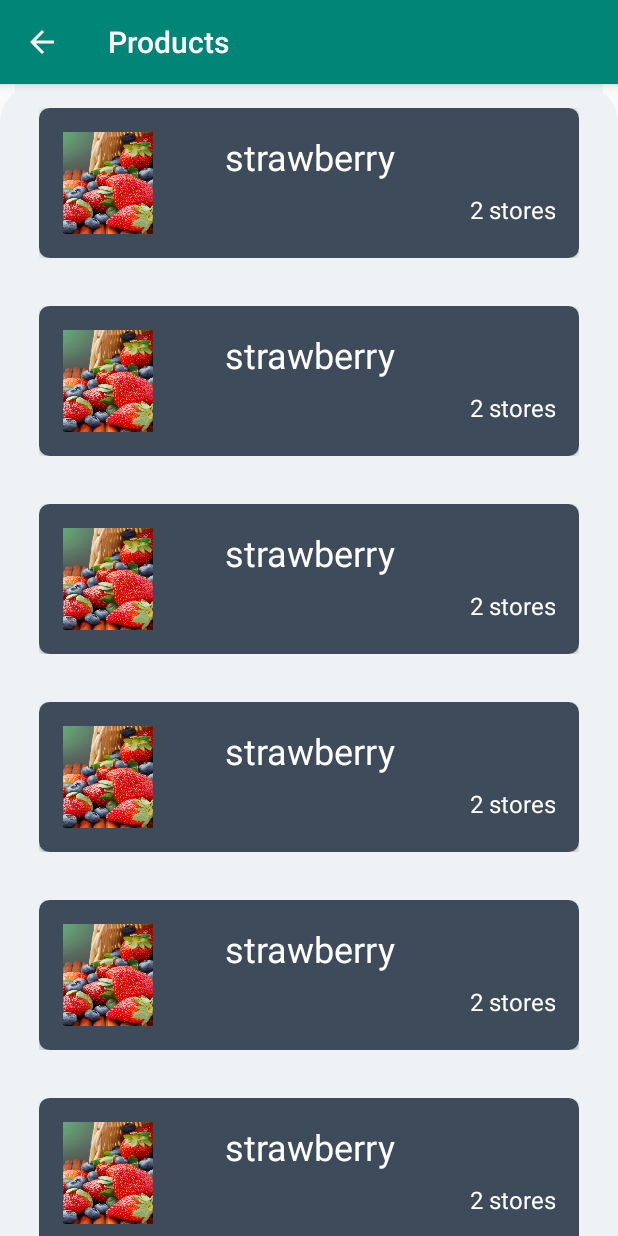
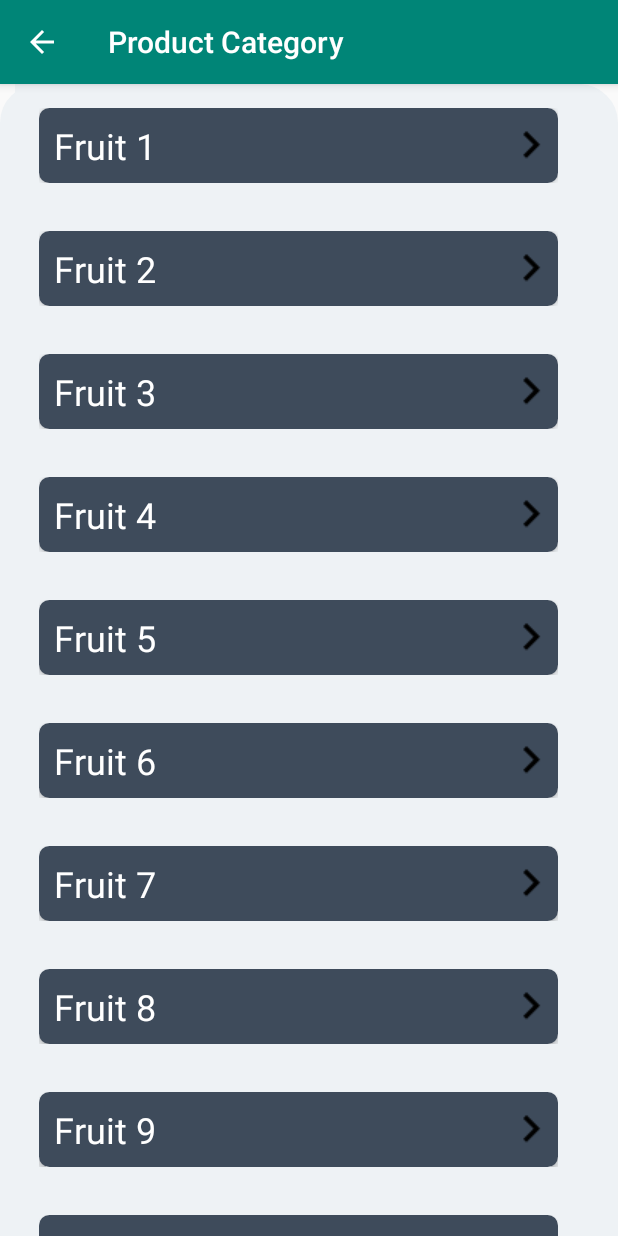
Before and after one commit to jaysolanki46/DealsWheels, an Android app: the screen it shows after launch (ProductActivity before the commit, ProductCategoryActivity after it), after a tap on "Fruits", on a phone screen of 412 x 824 dp. Run offline under Robolectric (Android 15) with nearby library versions, the phone set to English and light mode, and no system bars.

Commit message:
Product categories page added

```diff
--- a/app/src/main/AndroidManifest.xml
+++ b/app/src/main/AndroidManifest.xml
@@ -19,6 +19,7 @@
         <activity android:name="com.example.jayso.shopnsave.CategoryActivity"></activity>
         <activity android:name="com.example.jayso.shopnsave.ProductActivity"></activity>
         <activity android:name="com.example.jayso.shopnsave.ProductDetailActivity"></activity>
+        <activity android:name="com.example.jayso.shopnsave.ProductCategoryActivity"></activity>
     </application>
 
 </manifest>
--- a/app/src/main/java/com/example/jayso/shopnsave/CategoryActivity.java
+++ b/app/src/main/java/com/example/jayso/shopnsave/CategoryActivity.java
@@ -56,9 +56,9 @@ public class CategoryActivity extends AppCompatActivity {
         viewFlipper.setOutAnimation(this, android.R.anim.slide_out_right);
     }
 
-    public void getProducts(View view) {
+    public void getProductCategories(View view) {
 
-        Intent intent = new Intent(this, ProductActivity.class);
+        Intent intent = new Intent(this, ProductCategoryActivity.class);
         TextView category_id = (TextView)view.findViewById(R.id.category_id);
         System.out.print(category_id.getText());
         intent.putExtra("category_id", category_id.getText());
--- a/app/src/main/java/com/example/jayso/shopnsave/ProductActivity.java
+++ b/app/src/main/java/com/example/jayso/shopnsave/ProductActivity.java
@@ -43,7 +43,7 @@ public class ProductActivity extends AppCompatActivity {
         //back button
         getSupportActionBar().setDisplayHomeAsUpEnabled(true);
 
-        products = new ArrayList<>();
+
 
         recyclerView = (RecyclerView) findViewById(R.id.recycler_view_products);
         recyclerView.setHasFixedSize(true);
@@ -55,6 +55,7 @@ public class ProductActivity extends AppCompatActivity {
         getSupportActionBar().setTitle("Products");
 
         // Product Listing
+        products = new ArrayList<>();
         products.add(new Product("1", R.drawable.fruits, "strawberry"));
         products.add(new Product("2", R.drawable.fruits, "strawberry"));
         products.add(new Product("3", R.drawable.fruits, "strawberry"));
--- /dev/null
+++ b/app/src/main/java/com/example/jayso/shopnsave/ProductCategory.java
@@ -0,0 +1,40 @@
+package com.example.jayso.shopnsave;
+
+public class ProductCategory {
+
+    private String prod_cat_id;
+    private String cat_id;
+    private String prod_cat_name;
+
+    public ProductCategory() {}
+
+    public ProductCategory(String prod_cat_id, String cat_id, String prod_cat_name) {
+        this.prod_cat_id = prod_cat_id;
+        this.cat_id = cat_id;
+        this.prod_cat_name = prod_cat_name;
+    }
+
+    public String getProd_cat_id() {
+        return prod_cat_id;
+    }
+
+    public void setProd_cat_id(String prod_cat_id) {
+        this.prod_cat_id = prod_cat_id;
+    }
+
+    public String getCat_id() {
+        return cat_id;
+    }
+
+    public void setCat_id(String cat_id) {
+        this.cat_id = cat_id;
+    }
+
+    public String getProd_cat_name() {
+        return prod_cat_name;
+    }
+
+    public void setProd_cat_name(String prod_cat_name) {
+        this.prod_cat_name = prod_cat_name;
+    }
+}
--- /dev/null
+++ b/app/src/main/java/com/example/jayso/shopnsave/ProductCategoryActivity.java
@@ -0,0 +1,79 @@
+package com.example.jayso.shopnsave;
+
+import android.content.Intent;
+import android.os.Bundle;
+import android.support.v7.app.AppCompatActivity;
+import android.support.v7.widget.LinearLayoutManager;
+import android.support.v7.widget.RecyclerView;
+import android.view.MenuItem;
+import android.view.View;
+import android.widget.TextView;
+
+import java.util.ArrayList;
+import java.util.List;
+
+public class ProductCategoryActivity extends AppCompatActivity {
+
+    List<ProductCategory> productCategories;
+    RecyclerView recyclerView;
+    ProductCategoryAdapter productCategoryAdapter;
+
+    @Override
+    public boolean onOptionsItemSelected(MenuItem item) {
+        switch (item.getItemId()) {
+            case android.R.id.home:
+                // app icon in action bar clicked; go home
+                Intent intent = new Intent(this, CategoryActivity.class);
+                intent.addFlags(Intent.FLAG_ACTIVITY_CLEAR_TOP);
+                startActivity(intent);
+                return true;
+            default:
+                return super.onOptionsItemSelected(item);
+        }
+    }
+
+    @Override
+    protected void onCreate(Bundle savedInstanceState) {
+        super.onCreate(savedInstanceState);
+        setContentView(R.layout.activity_product_categories);
+
+        //back button
+        getSupportActionBar().setDisplayHomeAsUpEnabled(true);
+
+        recyclerView = (RecyclerView) findViewById(R.id.recycler_view_product_categories);
+        recyclerView.setHasFixedSize(true);
+        recyclerView.setLayoutManager(new LinearLayoutManager(this));
+
+        //String category_id = getIntent().getStringExtra("category_id");
+
+        // Header
+        getSupportActionBar().setTitle("Product Category");
+
+        // Database values
+        productCategories = new ArrayList<>();
+        productCategories.add(new ProductCategory("1", "1", "Fruit 1"));
+        productCategories.add(new ProductCategory("2", "1", "Fruit 2"));
+        productCategories.add(new ProductCategory("3", "1", "Fruit 3"));
+        productCategories.add(new ProductCategory("4", "1", "Fruit 4"));
+        productCategories.add(new ProductCategory("6", "1", "Fruit 5"));
+        productCategories.add(new ProductCategory("7", "1", "Fruit 6"));
+        productCategories.add(new ProductCategory("8", "1", "Fruit 7"));
+        productCategories.add(new ProductCategory("9", "1", "Fruit 8"));
+        productCategories.add(new ProductCategory("10", "1", "Fruit 9"));
+        productCategories.add(new ProductCategory("11", "1", "Fruit 10"));
+        productCategories.add(new ProductCategory("12", "1", "Fruit 11"));
+
+
+        productCategoryAdapter = new ProductCategoryAdapter(this, productCategories);
+        recyclerView.setAdapter(productCategoryAdapter);
+        recyclerView.getAdapter().notifyDataSetChanged();
+    }
+
+    public void getProducts(View view) {
+
+        Intent intent = new Intent(this, ProductActivity.class);
+        TextView product_category_id = (TextView)view.findViewById(R.id.product_category_id);
+        intent.putExtra("product_category_id", product_category_id.getText());
+        startActivity(intent);
+    }
+}
--- /dev/null
+++ b/app/src/main/java/com/example/jayso/shopnsave/ProductCategoryAdapter.java
@@ -0,0 +1,71 @@
+package com.example.jayso.shopnsave;
+
+import android.content.Context;
+import android.support.annotation.NonNull;
+import android.support.v7.widget.RecyclerView;
+import android.view.LayoutInflater;
+import android.view.View;
+import android.view.ViewGroup;
+import android.view.animation.Animation;
+import android.view.animation.AnimationUtils;
+import android.widget.ImageView;
+import android.widget.TextView;
+
+import java.util.List;
+
+public class ProductCategoryAdapter extends RecyclerView.Adapter<ProductCategoryAdapter.ListViewHolder> {
+
+    private Context context;
+    private List<ProductCategory> productCategories;
+    private int lastPosition = -5;
+
+    public ProductCategoryAdapter(ProductCategoryActivity context, List<ProductCategory> productCategories) {
+
+        this.context = context;
+        this.productCategories = productCategories;
+    }
+
+    @NonNull
+    @Override
+    public ListViewHolder onCreateViewHolder(@NonNull ViewGroup viewGroup, int i) {
+        LayoutInflater layoutInflater = LayoutInflater.from(context);
+        View view = layoutInflater.inflate(R.layout.activity_product_category_item, null);
+        return new ListViewHolder(view);
+    }
+
+    @Override
+    public void onBindViewHolder(@NonNull ProductCategoryAdapter.ListViewHolder listViewHolder, int i) {
+        ProductCategory productCategory = productCategories.get(i);
+        listViewHolder.productCategoryId.setText(productCategory.getProd_cat_id());
+        listViewHolder.productCategoryName.setText(productCategory.getProd_cat_name());
+        setAnimation(listViewHolder.itemView, i);
+    }
+
+    @Override
+    public int getItemCount() {
+        return productCategories.size();
+    }
+
+    class ListViewHolder extends RecyclerView.ViewHolder {
+
+        TextView productCategoryId;
+        TextView productCategoryName;
+
+        public ListViewHolder(@NonNull View itemView) {
+
+            super(itemView);
+            productCategoryId = itemView.findViewById(R.id.product_category_id);
+            productCategoryName = itemView.findViewById(R.id.product_category_name);
+        }
+    }
+
+    private void setAnimation(View viewToAnimate, int position)
+    {
+        if (position > lastPosition)
+        {
+            Animation animation = AnimationUtils.loadAnimation(context, android.R.anim.slide_in_left);
+            viewToAnimate.startAnimation(animation);
+            lastPosition = position;
+        }
+    }
+}
--- a/app/src/main/res/layout/activity_category_item.xml
+++ b/app/src/main/res/layout/activity_category_item.xml
@@ -6,7 +6,7 @@
     android:layout_margin="15dp"
     android:background="@drawable/border"
     app:cardCornerRadius="5dp"
-    android:onClick="getProducts">
+    android:onClick="getProductCategories">
 
     <LinearLayout
         android:layout_width="match_parent"
--- /dev/null
+++ b/app/src/main/res/layout/activity_product_categories.xml
@@ -0,0 +1,22 @@
+<?xml version="1.0" encoding="utf-8"?>
+<LinearLayout xmlns:android="http://schemas.android.com/apk/res/android"
+    xmlns:app="http://schemas.android.com/apk/res-auto"
+    xmlns:tools="http://schemas.android.com/tools"
+    android:layout_width="match_parent"
+    android:layout_height="match_parent"
+    android:orientation="vertical"
+    tools:context=".MainActivity"
+    android:background="@drawable/shapebackgroundpage">
+
+
+
+    <android.support.v7.widget.RecyclerView
+        android:id="@+id/recycler_view_product_categories"
+        android:layout_width="match_parent"
+        android:layout_height="wrap_content">
+
+
+
+    </android.support.v7.widget.RecyclerView>
+
+</LinearLayout>
--- /dev/null
+++ b/app/src/main/res/layout/activity_product_category_item.xml
@@ -0,0 +1,50 @@
+<?xml version="1.0" encoding="utf-8"?>
+<LinearLayout xmlns:android="http://schemas.android.com/apk/res/android"
+    android:layout_width="match_parent"
+    android:layout_height="match_parent"
+    xmlns:app="http://schemas.android.com/apk/res-auto"
+    android:background="#EEF2F5"
+    android:orientation="vertical"
+    android:padding="16dp">
+
+    <android.support.v7.widget.CardView
+        android:id="@+id/card_list_product_category"
+        android:layout_width="match_parent"
+        android:layout_height="50dp"
+        android:onClick="getProducts"
+        app:cardCornerRadius="7dp">
+
+        <RelativeLayout
+            android:layout_width="match_parent"
+            android:layout_height="match_parent"
+            android:elevation="4dp"
+            android:background="#3E4B5B">
+
+            <TextView
+                android:id="@+id/product_category_id"
+                android:layout_width="wrap_content"
+                android:layout_height="wrap_content"
+                android:visibility="invisible"/>
+
+            <TextView
+                android:id="@+id/product_category_name"
+                android:layout_width="300dp"
+                android:layout_height="wrap_content"
+                android:text="Fruit"
+                android:textSize="24sp"
+                android:textColor="#ffffff"
+                android:layout_marginLeft="10dp"
+                android:layout_centerVertical="true"/>
+
+            <ImageView
+            android:layout_width="wrap_content"
+            android:layout_height="wrap_content"
+            android:layout_toRightOf="@+id/product_category_name"
+            android:layout_centerVertical="true"
+            android:src="@drawable/baseline_keyboard_arrow_right_black_18dp"/>
+
+
+        </RelativeLayout>
+
+    </android.support.v7.widget.CardView>
+</LinearLayout>
```
Also changed, not shown: app/src/main/res/drawable/baseline_keyboard_arrow_right_black_18dp.png (added).
